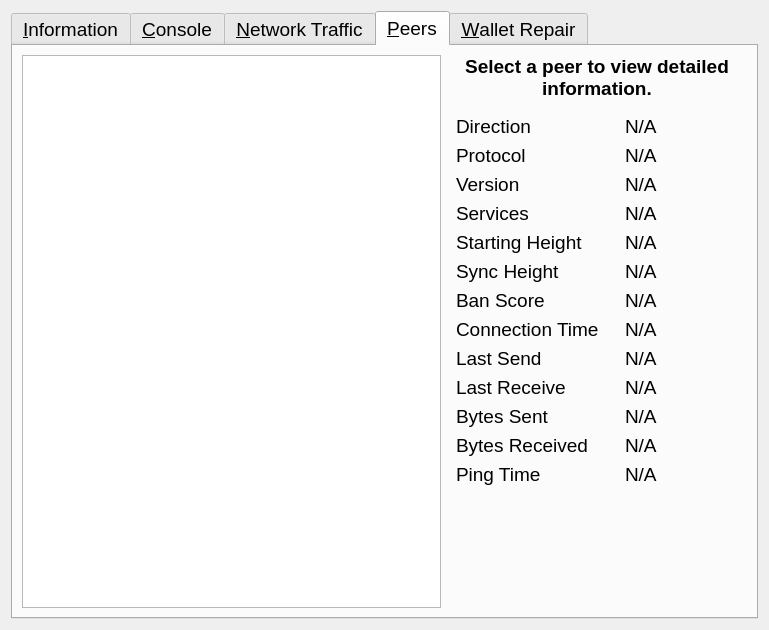
Before: the Qt Designer form src/qt/forms/rpcconsole.ui in nyerium-core/nyerium, drawn with Qt 5.
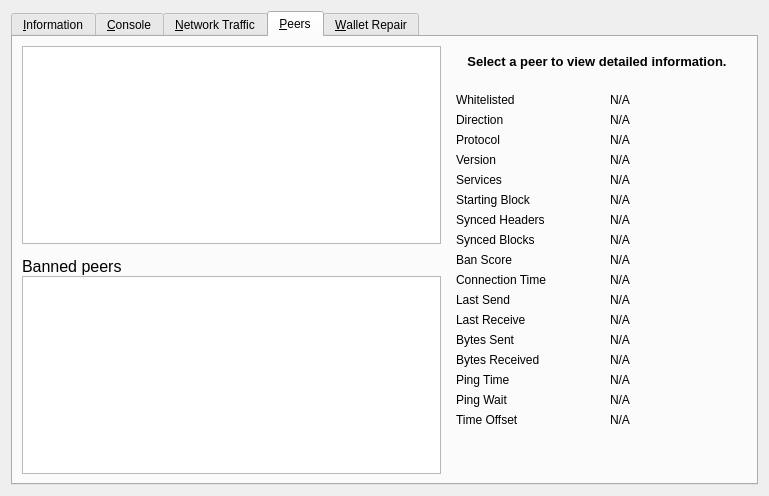
After: the same form once the commit is applied. The open tabs and pages were chosen to show the change. Icons and pictures are not drawn. Custom widgets are drawn as their Qt base class.

Patch:
```diff
--- a/src/qt/forms/rpcconsole.ui
+++ b/src/qt/forms/rpcconsole.ui
@@ -7,15 +7,9 @@
     <x>0</x>
     <y>0</y>
     <width>769</width>
-    <height>630</height>
+    <height>496</height>
    </rect>
   </property>
-  <property name="font">
-   <font>
-    
-    <pointsize>14</pointsize>
-   </font>
-  </property>
   <property name="windowTitle">
    <string>Tools window</string>
   </property>
@@ -703,17 +697,85 @@
       </attribute>
       <layout class="QGridLayout" name="gridLayout_2">
        <item row="0" column="0" rowspan="2">
-        <widget class="QTableView" name="peerWidget">
-         <property name="horizontalScrollBarPolicy">
-          <enum>Qt::ScrollBarAsNeeded</enum>
+        <layout class="QVBoxLayout" name="verticalLayout_101">
+         <property name="spacing">
+          <number>0</number>
          </property>
-         <property name="sortingEnabled">
-          <bool>true</bool>
-         </property>
-         <attribute name="horizontalHeaderHighlightSections">
-          <bool>false</bool>
-         </attribute>
-        </widget>
+         <item>
+          <widget class="QTableView" name="peerWidget">
+           <property name="horizontalScrollBarPolicy">
+            <enum>Qt::ScrollBarAsNeeded</enum>
+           </property>
+           <property name="sortingEnabled">
+            <bool>true</bool>
+           </property>
+           <attribute name="horizontalHeaderHighlightSections">
+            <bool>false</bool>
+           </attribute>
+          </widget>
+         </item>
+         <item>
+          <widget class="QLabel" name="banHeading">
+           <property name="sizePolicy">
+            <sizepolicy hsizetype="Preferred" vsizetype="Minimum">
+             <horstretch>0</horstretch>
+             <verstretch>0</verstretch>
+            </sizepolicy>
+           </property>
+           <property name="minimumSize">
+            <size>
+             <width>300</width>
+             <height>32</height>
+            </size>
+           </property>
+           <property name="maximumSize">
+            <size>
+             <width>16777215</width>
+             <height>32</height>
+            </size>
+           </property>
+           <property name="font">
+            <font>
+             <pointsize>12</pointsize>
+            </font>
+           </property>
+           <property name="cursor">
+            <cursorShape>IBeamCursor</cursorShape>
+           </property>
+           <property name="text">
+            <string>Banned peers</string>
+           </property>
+           <property name="alignment">
+            <set>Qt::AlignBottom|Qt::AlignLeading|Qt::AlignLeft</set>
+           </property>
+           <property name="wordWrap">
+            <bool>true</bool>
+           </property>
+           <property name="textInteractionFlags">
+            <set>Qt::NoTextInteraction</set>
+           </property>
+          </widget>
+         </item>
+         <item>
+          <widget class="QTableView" name="banlistWidget">
+           <property name="sizePolicy">
+            <sizepolicy hsizetype="Expanding" vsizetype="Expanding">
+             <horstretch>0</horstretch>
+             <verstretch>0</verstretch>
+            </sizepolicy>
+           </property>
+           <property name="horizontalScrollBarPolicy">
+            <enum>Qt::ScrollBarAsNeeded</enum>
+           </property>
+           <property name="sortingEnabled">
+            <bool>true</bool>
+           </property>
+           <attribute name="horizontalHeaderHighlightSections">
+            <bool>false</bool>
+           </attribute>
+          </widget>
+         </item>
+        </layout>
        </item>
        <item row="0" column="1">
         <widget class="QLabel" name="peerHeading">
@@ -731,7 +793,7 @@
          </property>
          <property name="font">
           <font>
-           <pointsize>14</pointsize>
+           <pointsize>10</pointsize>
            <weight>75</weight>
            <bold>true</bold>
           </font>
@@ -763,13 +825,36 @@
          </property>
          <layout class="QGridLayout" name="gridLayout_3">
           <item row="0" column="0">
+           <widget class="QLabel" name="label_30">
+            <property name="text">
+             <string>Whitelisted</string>
+            </property>
+           </widget>
+          </item>
+          <item row="0" column="2">
+           <widget class="QLabel" name="peerWhitelisted">
+            <property name="cursor">
+             <cursorShape>IBeamCursor</cursorShape>
+            </property>
+            <property name="text">
+             <string>N/A</string>
+            </property>
+            <property name="textFormat">
+             <enum>Qt::PlainText</enum>
+            </property>
+            <property name="textInteractionFlags">
+             <set>Qt::LinksAccessibleByMouse|Qt::TextSelectableByKeyboard|Qt::TextSelectableByMouse</set>
+            </property>
+           </widget>
+          </item>
+          <item row="1" column="0">
            <widget class="QLabel" name="label_23">
             <property name="text">
              <string>Direction</string>
             </property>
            </widget>
           </item>
-          <item row="0" column="2">
+          <item row="1" column="2">
            <widget class="QLabel" name="peerDirection">
             <property name="cursor">
              <cursorShape>IBeamCursor</cursorShape>
@@ -785,14 +870,14 @@
             </property>
            </widget>
           </item>
-          <item row="1" column="0">
+          <item row="2" column="0">
            <widget class="QLabel" name="label_21">
             <property name="text">
              <string>Protocol</string>
             </property>
            </widget>
           </item>
-          <item row="1" column="2">
+          <item row="2" column="2">
            <widget class="QLabel" name="peerVersion">
             <property name="cursor">
              <cursorShape>IBeamCursor</cursorShape>
@@ -808,14 +893,14 @@
             </property>
            </widget>
           </item>
-          <item row="2" column="0">
+          <item row="3" column="0">
            <widget class="QLabel" name="label_28">
             <property name="text">
              <string>Version</string>
             </property>
            </widget>
           </item>
-          <item row="2" column="2">
+          <item row="3" column="2">
            <widget class="QLabel" name="peerSubversion">
             <property name="cursor">
              <cursorShape>IBeamCursor</cursorShape>
@@ -831,14 +916,14 @@
             </property>
            </widget>
           </item>
-          <item row="3" column="0">
+          <item row="4" column="0">
            <widget class="QLabel" name="label_4">
             <property name="text">
              <string>Services</string>
             </property>
            </widget>
           </item>
-          <item row="3" column="2">
+          <item row="4" column="2">
            <widget class="QLabel" name="peerServices">
             <property name="cursor">
              <cursorShape>IBeamCursor</cursorShape>
@@ -857,7 +942,7 @@
           <item row="5" column="0">
            <widget class="QLabel" name="label_29">
             <property name="text">
-             <string>Starting Height</string>
+             <string>Starting Block</string>
             </property>
            </widget>
           </item>
@@ -880,7 +965,7 @@
           <item row="6" column="0">
            <widget class="QLabel" name="label_27">
             <property name="text">
-             <string>Sync Height</string>
+             <string>Synced Headers</string>
             </property>
            </widget>
           </item>
@@ -901,13 +986,36 @@
            </widget>
           </item>
           <item row="7" column="0">
+           <widget class="QLabel" name="label_25">
+            <property name="text">
+             <string>Synced Blocks</string>
+            </property>
+           </widget>
+          </item>
+          <item row="7" column="2">
+           <widget class="QLabel" name="peerCommonHeight">
+            <property name="cursor">
+             <cursorShape>IBeamCursor</cursorShape>
+            </property>
+            <property name="text">
+             <string>N/A</string>
+            </property>
+            <property name="textFormat">
+             <enum>Qt::PlainText</enum>
+            </property>
+            <property name="textInteractionFlags">
+             <set>Qt::LinksAccessibleByMouse|Qt::TextSelectableByKeyboard|Qt::TextSelectableByMouse</set>
+            </property>
+           </widget>
+          </item>
+          <item row="8" column="0">
            <widget class="QLabel" name="label_24">
             <property name="text">
              <string>Ban Score</string>
             </property>
            </widget>
           </item>
-          <item row="7" column="2">
+          <item row="8" column="2">
            <widget class="QLabel" name="peerBanScore">
             <property name="cursor">
              <cursorShape>IBeamCursor</cursorShape>
@@ -923,14 +1031,14 @@
             </property>
            </widget>
           </item>
-          <item row="8" column="0">
+          <item row="9" column="0">
            <widget class="QLabel" name="label_22">
             <property name="text">
              <string>Connection Time</string>
             </property>
            </widget>
           </item>
-          <item row="8" column="2">
+          <item row="9" column="2">
            <widget class="QLabel" name="peerConnTime">
             <property name="cursor">
              <cursorShape>IBeamCursor</cursorShape>
@@ -946,14 +1054,14 @@
             </property>
            </widget>
           </item>
-          <item row="9" column="0">
+          <item row="10" column="0">
            <widget class="QLabel" name="label_15">
             <property name="text">
              <string>Last Send</string>
             </property>
            </widget>
           </item>
-          <item row="9" column="2">
+          <item row="10" column="2">
            <widget class="QLabel" name="peerLastSend">
             <property name="cursor">
              <cursorShape>IBeamCursor</cursorShape>
@@ -969,14 +1077,14 @@
             </property>
            </widget>
           </item>
-          <item row="10" column="0">
+          <item row="11" column="0">
            <widget class="QLabel" name="label_19">
             <property name="text">
              <string>Last Receive</string>
             </property>
            </widget>
           </item>
-          <item row="10" column="2">
+          <item row="11" column="2">
            <widget class="QLabel" name="peerLastRecv">
             <property name="cursor">
              <cursorShape>IBeamCursor</cursorShape>
@@ -992,14 +1100,14 @@
             </property>
            </widget>
           </item>
-          <item row="11" column="0">
+          <item row="12" column="0">
            <widget class="QLabel" name="label_18">
             <property name="text">
              <string>Bytes Sent</string>
             </property>
            </widget>
           </item>
-          <item row="11" column="2">
+          <item row="12" column="2">
            <widget class="QLabel" name="peerBytesSent">
             <property name="cursor">
              <cursorShape>IBeamCursor</cursorShape>
@@ -1015,14 +1123,14 @@
             </property>
            </widget>
           </item>
-          <item row="12" column="0">
+          <item row="13" column="0">
            <widget class="QLabel" name="label_20">
             <property name="text">
              <string>Bytes Received</string>
             </property>
            </widget>
           </item>
-          <item row="12" column="2">
+          <item row="13" column="2">
            <widget class="QLabel" name="peerBytesRecv">
             <property name="cursor">
              <cursorShape>IBeamCursor</cursorShape>
@@ -1038,14 +1146,14 @@
             </property>
            </widget>
           </item>
-          <item row="13" column="0">
+          <item row="14" column="0">
            <widget class="QLabel" name="label_26">
             <property name="text">
              <string>Ping Time</string>
             </property>
            </widget>
           </item>
-          <item row="13" column="2">
+          <item row="14" column="2">
            <widget class="QLabel" name="peerPingTime">
             <property name="cursor">
              <cursorShape>IBeamCursor</cursorShape>
@@ -1061,7 +1169,56 @@
             </property>
            </widget>
           </item>
-          <item row="14" column="1">
+          <item row="15" column="0">
+           <widget class="QLabel" name="peerPingWaitLabel">
+            <property name="toolTip">
+             <string>The duration of a currently outstanding ping.</string>
+            </property>
+            <property name="text">
+             <string>Ping Wait</string>
+            </property>
+           </widget>
+          </item>
+          <item row="15" column="2">
+           <widget class="QLabel" name="peerPingWait">
+            <property name="cursor">
+             <cursorShape>IBeamCursor</cursorShape>
+            </property>
+            <property name="text">
+             <string>N/A</string>
+            </property>
+            <property name="textFormat">
+             <enum>Qt::PlainText</enum>
+            </property>
+            <property name="textInteractionFlags">
+             <set>Qt::LinksAccessibleByMouse|Qt::TextSelectableByKeyboard|Qt::TextSelectableByMouse</set>
+            </property>
+           </widget>
+          </item>
+          <item row="16" column="0">
+           <widget class="QLabel" name="label_timeoffset">
+            <property name="text">
+             <string>Time Offset</string>
+            </property>
+           </widget>
+          </item>
+          <item row="16" column="2">
+           <widget class="QLabel" name="timeoffset">
+            <property name="cursor">
+             <cursorShape>IBeamCursor</cursorShape>
+            </property>
+            <property name="text">
+             <string>N/A</string>
+            </property>
+            <property name="textFormat">
+             <enum>Qt::PlainText</enum>
+            </property>
+            <property name="textInteractionFlags">
+             <set>Qt::LinksAccessibleByMouse|Qt::TextSelectableByKeyboard|Qt::TextSelectableByMouse</set>
+            </property>
+           </widget>
+          </item>
+          <item row="17" column="1">
            <spacer name="verticalSpacer_3">
             <property name="orientation">
              <enum>Qt::Vertical</enum>
```
Left out of the diff: 245 changed lines with no effect on the pictures.
